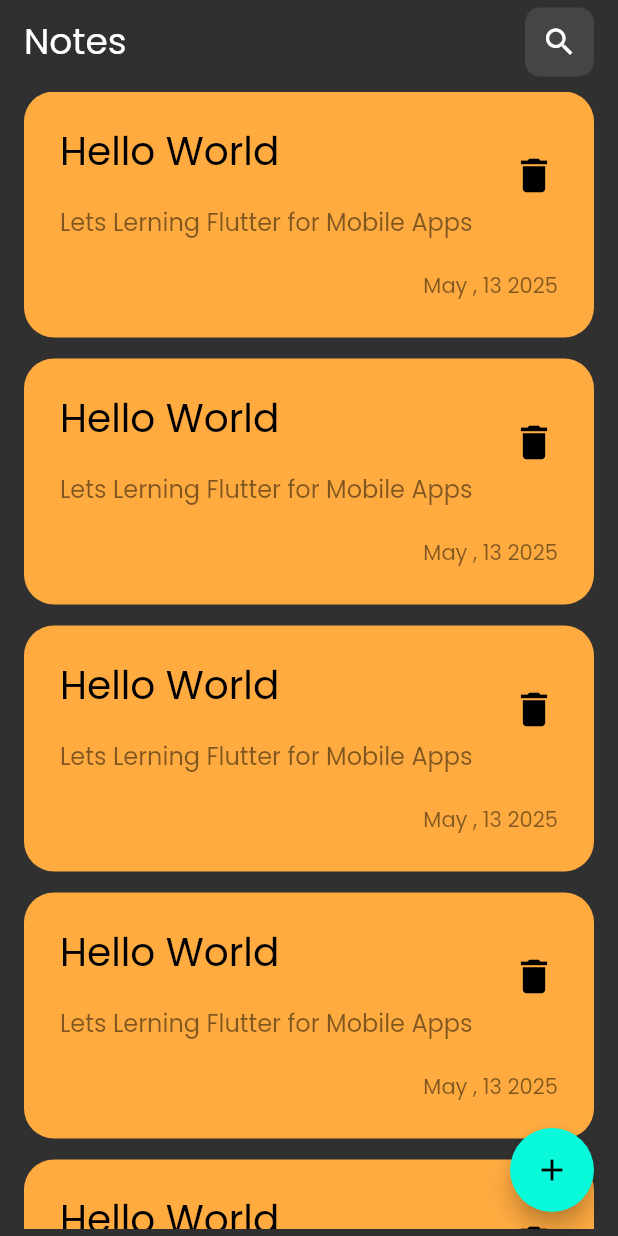
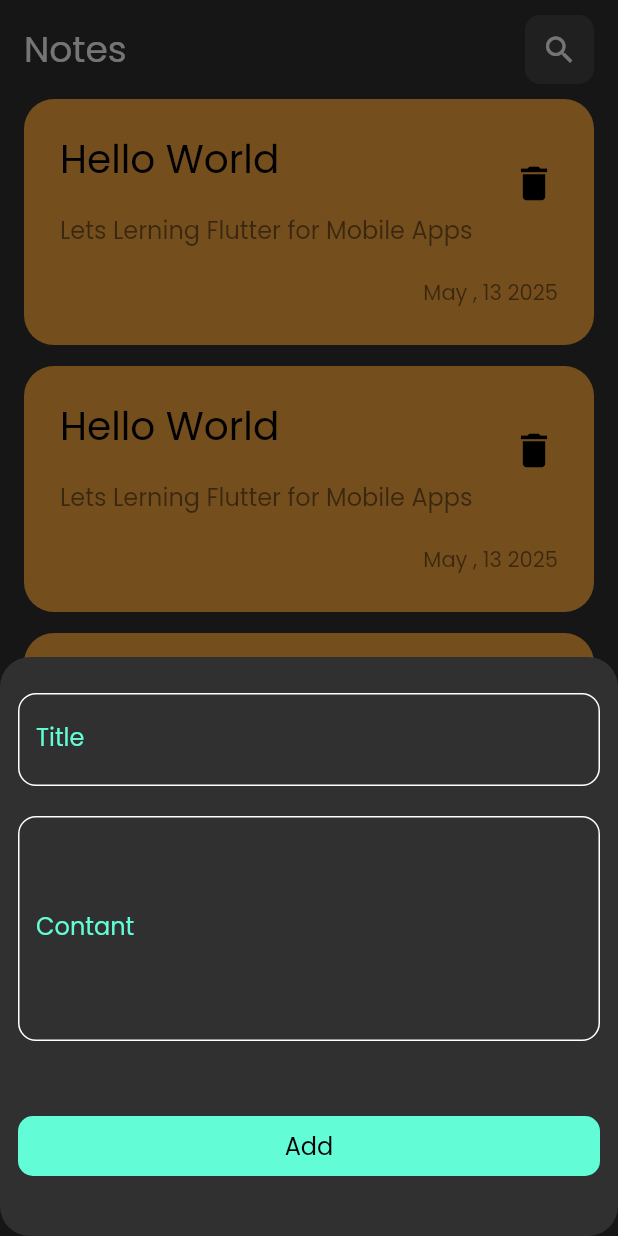
Before and after one commit to ahmedyhia123/notes_app, a Flutter app: the screen it shows after launch, after a tap on the "add" icon, on a phone screen of 412 x 824 dp. Run offline on Flutter 3.47's test engine with Material 3 defaults, Android fonts, the phone set to English and light mode, and no system bars.

Commit message:
Note Bottom sheet and note model

```diff
--- a/lib/views/notes_view.dart
+++ b/lib/views/notes_view.dart
@@ -1,4 +1,5 @@
 import 'package:flutter/material.dart';
+import 'package:notes_app/widgets/add_note_bottom_sheet.dart';
 import 'package:notes_app/widgets/note_item.dart';
 
 class NotesView extends StatelessWidget {
@@ -8,13 +9,23 @@ class NotesView extends StatelessWidget {
   Widget build(BuildContext context) {
     return Scaffold(
       floatingActionButton: FloatingActionButton(
-        onPressed: () {},
+        onPressed: () {
+          showModalBottomSheet(
+            shape: RoundedRectangleBorder(
+              borderRadius: BorderRadius.circular(20),
+            ),
+            context: context,
+            builder: (context) {
+              return AddNoteBottomSheet();
+            },
+          );
+        },
         backgroundColor: const Color.fromARGB(255, 9, 250, 218),
         child: Icon(Icons.add),
       ),
       body: SafeArea(
         child: Padding(
-          padding: const EdgeInsets.symmetric(horizontal: 16, vertical: 5),
+          padding: const EdgeInsets.symmetric(horizontal: 16, vertical: 10),
           child: Column(
             children: [
               Row(
--- /dev/null
+++ b/lib/widgets/add_note_bottom_sheet.dart
@@ -0,0 +1,85 @@
+import 'package:flutter/material.dart';
+
+class AddNoteBottomSheet extends StatelessWidget {
+  const AddNoteBottomSheet({super.key});
+
+  @override
+  Widget build(BuildContext context) {
+    final keyboardHeight = MediaQuery.of(context).viewInsets.bottom;
+    return Padding(
+      padding: EdgeInsets.only(
+        bottom: keyboardHeight + MediaQuery.of(context).padding.bottom,
+        left: 12,
+        right: 12,
+        top: 24,
+      ),
+      child: SingleChildScrollView(
+        reverse: true,
+        child: Column(
+          children: [
+            TextField(
+              cursorColor: Color(0xff62FCD6),
+              decoration: InputDecoration(
+                label: Text(
+                  'Title',
+                  style: TextStyle(color: const Color(0xff62FCD6)),
+                ),
+                focusedBorder: OutlineInputBorder(
+                  borderSide: BorderSide(color: Color(0xff62FCD6), width: 1),
+                  borderRadius: BorderRadius.circular(12),
+                ),
+                enabledBorder: OutlineInputBorder(
+                  borderSide: BorderSide(color: Colors.white, width: 1),
+                  borderRadius: BorderRadius.circular(12),
+                ),
+              ),
+            ),
+            SizedBox(height: 20),
+            TextField(
+              maxLines: 5,
+              cursorColor: Color(0xff62FCD6),
+              decoration: InputDecoration(
+                label: Text(
+                  'Contant',
+                  style: TextStyle(color: const Color(0xff62FCD6)),
+                ),
+                focusedBorder: OutlineInputBorder(
+                  borderSide: BorderSide(color: Color(0xff62FCD6), width: 1),
+                  borderRadius: BorderRadius.circular(12),
+                ),
+                enabledBorder: OutlineInputBorder(
+                  borderSide: BorderSide(color: Colors.white, width: 1),
+                  borderRadius: BorderRadius.circular(12),
+                ),
+              ),
+            ),
+            SizedBox(height: 50),
+            GestureDetector(
+              onTap: () {
+                Navigator.pop(context);
+              },
+              child: Container(
+                decoration: BoxDecoration(
+                  color: Color(0xff62FCD6),
+                  borderRadius: BorderRadius.circular(10),
+                ),
+                width: double.infinity,
+                height: 40,
+
+                child: Align(
+                  alignment: Alignment.center,
+                  child: Text(
+                    'Add',
+                    style: TextStyle(color: Colors.black, fontSize: 16),
+                  ),
+                ),
+              ),
+            ),
+
+            SizedBox(height: 40),
+          ],
+        ),
+      ),
+    );
+  }
+}
--- a/lib/widgets/note_item.dart
+++ b/lib/widgets/note_item.dart
@@ -1,11 +1,23 @@
 import 'package:flutter/material.dart';
+import 'package:notes_app/views/edit_view.dart';
 
 class NoteItem extends StatelessWidget {
   const NoteItem({super.key});
 
   @override
   Widget build(BuildContext context) {
-    return Container(
+    return GestureDetector(
+      onTap: () {
+        Navigator.push(
+          context,
+          MaterialPageRoute(
+            builder: (context) {
+              return const EditView();
+            },
+          ),
+        );
+      },
+      child: Container(
         decoration: BoxDecoration(
           color: Colors.orangeAccent,
           borderRadius: BorderRadius.circular(20),
@@ -48,6 +60,7 @@ class NoteItem extends StatelessWidget {
             ),
           ],
         ),
+      ),
     );
   }
 }
```
Also changed, not shown: lib/models/note_model.dart (added, +13 -0 lines), lib/views/edit_view.dart (added, +72 -0 lines). Lines whose indentation alone changed are shown as unchanged.
